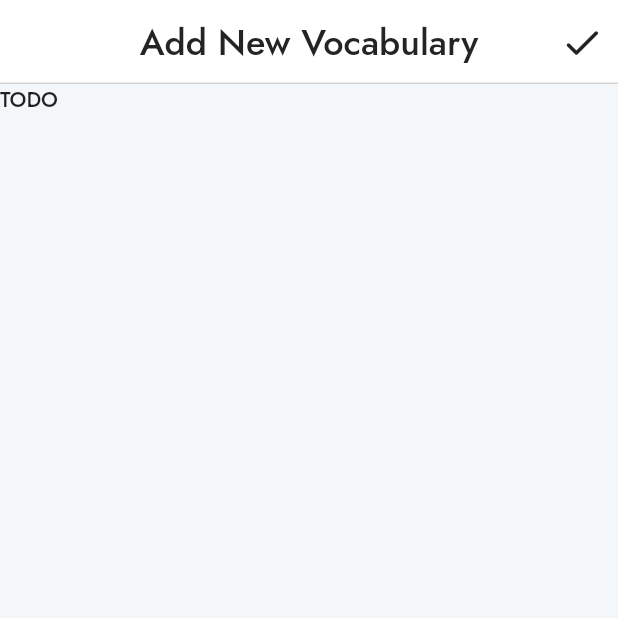
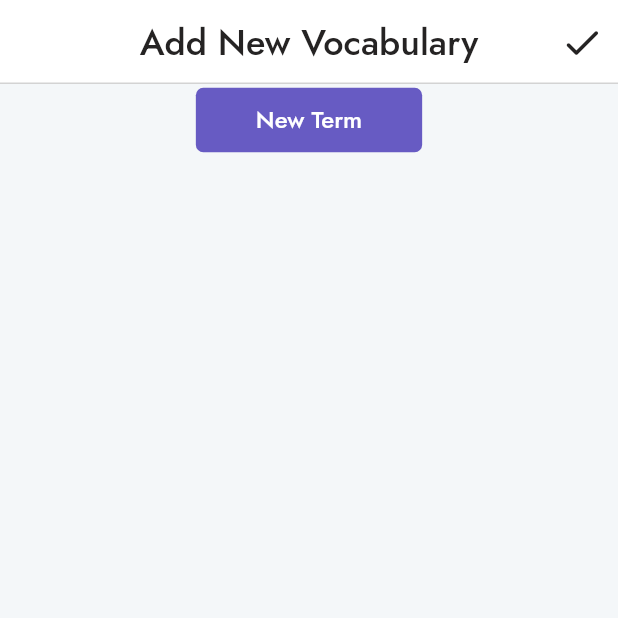
Before and after one commit to ElijahMSmith/Vocabulary-Trainer-App, a Flutter app: the Enter screen opened directly, on a phone screen of 412 x 824 dp, the top half of it. Run offline on Flutter 3.47's test engine with Material 2 defaults, Android fonts, the phone set to English and light mode, and no system bars; our stand-ins replace flutter_svg, logger.

Commit message:
Add/remove term card and basic card widgets

```diff
--- a/lib/models/term.dart
+++ b/lib/models/term.dart
@@ -1,29 +1,52 @@
-import 'dart:convert';
+class Term {
+  static int ID_COUNTER = 0;
 
-import 'package:flutter/services.dart';
-import 'package:logger/logger.dart';
+  late int id;
 
-class Term {
   TermItem term;
   TermItem definition;
+
   final DateTime created;
+  late DateTime lastChecked;
+
   int scheduleIndex = 0;
   int failedAttempts = 0;
   int successfulAttempts = 0;
 
-  Term(this.term, this.definition) : created = DateTime.now();
+  Term.fromExisting(
+      this.term, this.definition, this.created, this.lastChecked, this.id);
+
+  Term.blank()
+      : created = DateTime.now(),
+        term = TermItem.blank(),
+        definition = TermItem.blank() {
+    id = _getNextAvailableID();
+    lastChecked = created;
+  }
+
+  int _getNextAvailableID() {
+    /* TODO: Get from database query */
+    return ID_COUNTER++;
+  }
 
   String getAgeString() {
+    // Start from years and check difference, then go to smaller unit as needed
     return "TODO";
-    // Start from years and check difference, then go to smaller unit as needed
+  }
+
+  String getNextCheckString() {
+    // Similarly, start from years and check difference
+    return "TODO";
   }
 }
 
 class TermItem {
-  String item;
-  String language;
+  String item = "";
+  String language = "";
 
   TermItem(this.item, this.language);
+
+  TermItem.blank();
 
   bool updateItem(String newItem) {
     if (newItem.isNotEmpty) {
--- a/lib/pages/enter.dart
+++ b/lib/pages/enter.dart
@@ -1,6 +1,10 @@
 import 'package:flutter/material.dart';
+import 'package:logger/logger.dart';
 import 'package:vocab_trainer_app/misc/colors.dart';
+import 'package:vocab_trainer_app/models/term.dart';
 import 'package:vocab_trainer_app/widgets/app_bar.dart';
+import 'package:vocab_trainer_app/widgets/enter/add_button.dart';
+import 'package:vocab_trainer_app/widgets/enter/term_input_card.dart';
 
 class Enter extends StatefulWidget {
   const Enter({super.key});
@@ -10,10 +14,37 @@ class Enter extends StatefulWidget {
 }
 
 class _EnterState extends State<Enter> {
-  void _handleSubmit() {}
+  final List<TermInputCard> _allTerms = [];
+  Logger logger = Logger();
+
+  void _handleSubmit() {/*TODO*/}
+  void _deleteTerm(int id) {
+    for (var i = 0; i < _allTerms.length; i++) {
+      TermInputCard thisTerm = _allTerms[i];
+      if (thisTerm.getID() == id) {
+        setState(() => _allTerms.removeAt(i));
+        break;
+      }
+    }
+  }
+
+  void _createTerm() {
+    Term newTerm = Term.blank();
+    TermInputCard newCard = TermInputCard(
+      newTerm,
+      onDelete: _deleteTerm,
+      key: Key(newTerm.id.toString()),
+    );
+    setState(() => _allTerms.add(newCard));
+  }
+
+  /*
+  - TODO: How to get state out when saving everything?
+  */
 
   @override
   Widget build(BuildContext context) {
+    logger.i("${_allTerms.length} term cards");
     return Scaffold(
       appBar: ThemedAppBar(
         "Add New Vocabulary",
@@ -26,7 +57,18 @@ class _EnterState extends State<Enter> {
           onPressed: _handleSubmit,
         ),
       ),
-      body: const Text("TODO"),
+      body: SingleChildScrollView(
+        child: Center(
+          child: Column(
+            mainAxisAlignment: MainAxisAlignment.start,
+            crossAxisAlignment: CrossAxisAlignment.center,
+            children: [
+              ..._allTerms,
+              AddButton(onPressed: _createTerm, text: "New Term"),
+            ],
+          ),
+        ),
+      ),
       backgroundColor: ThemeColors.accent,
     );
   }
--- /dev/null
+++ b/lib/widgets/enter/add_button.dart
@@ -0,0 +1,33 @@
+import 'package:flutter/material.dart';
+import 'package:vocab_trainer_app/misc/colors.dart';
+
+class AddButton extends StatelessWidget {
+  final VoidCallback onPressed;
+  final String text;
+
+  const AddButton({super.key, required this.onPressed, required this.text});
+
+  @override
+  Widget build(BuildContext context) {
+    return TextButton(
+      onPressed: onPressed,
+      style: ButtonStyle(
+        padding: MaterialStateProperty.all(
+            const EdgeInsets.symmetric(vertical: 10, horizontal: 40)),
+        backgroundColor: MaterialStateProperty.all(ThemeColors.secondary),
+        shape: MaterialStateProperty.all<RoundedRectangleBorder>(
+          RoundedRectangleBorder(
+            borderRadius: BorderRadius.circular(5),
+          ),
+        ),
+      ),
+      child: Text(
+        text,
+        style: const TextStyle(
+            fontSize: 16,
+            fontWeight: FontWeight.w400,
+            color: ThemeColors.primary),
+      ),
+    );
+  }
+}
```
Also changed, not shown: lib/main.dart (+24 -2 lines), lib/widgets/enter/term_input_card.dart (added, +84 -0 lines).
